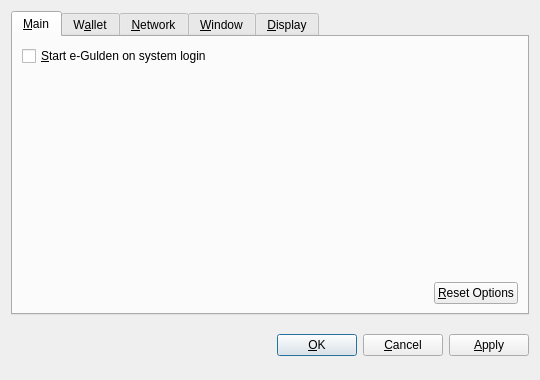
nkpatro/catcoin, file src/qt/forms/optionsdialog.ui: the form before one commit.
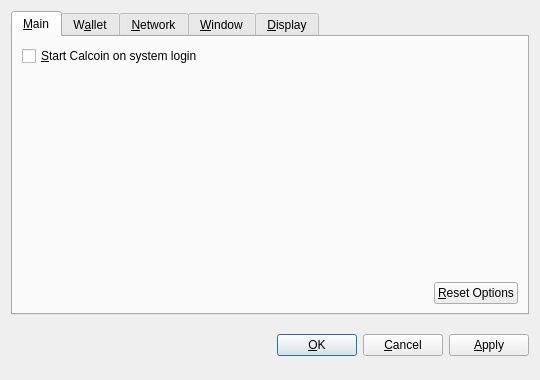
The form after the commit. Custom widgets are drawn as their Qt base class.

The edit to the form file:
```diff
--- a/src/qt/forms/optionsdialog.ui
+++ b/src/qt/forms/optionsdialog.ui
@@ -36,7 +36,7 @@
           <string>Automatically start e-Gulden after logging in to the system.</string>
          </property>
          <property name="text">
-          <string>&amp;Start e-Gulden on system login</string>
+          <string>&amp;Start Calcoin on system login</string>
          </property>
         </widget>
        </item>
```
Left out of the diff: 10 changed lines with no effect on the pictures.
